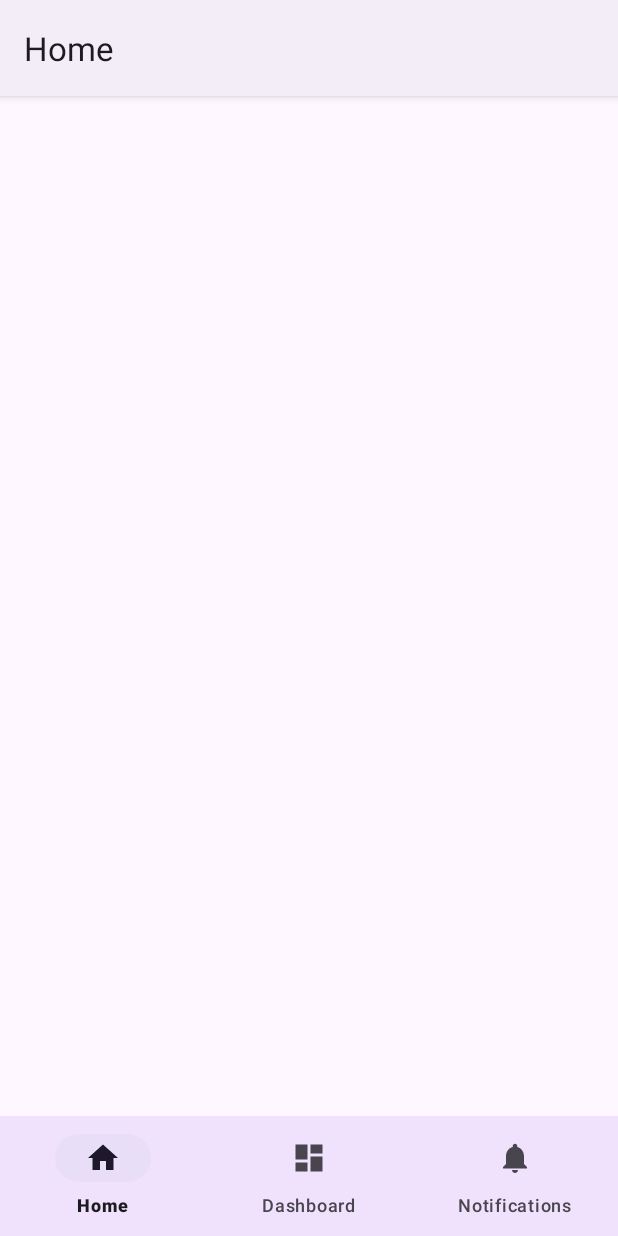
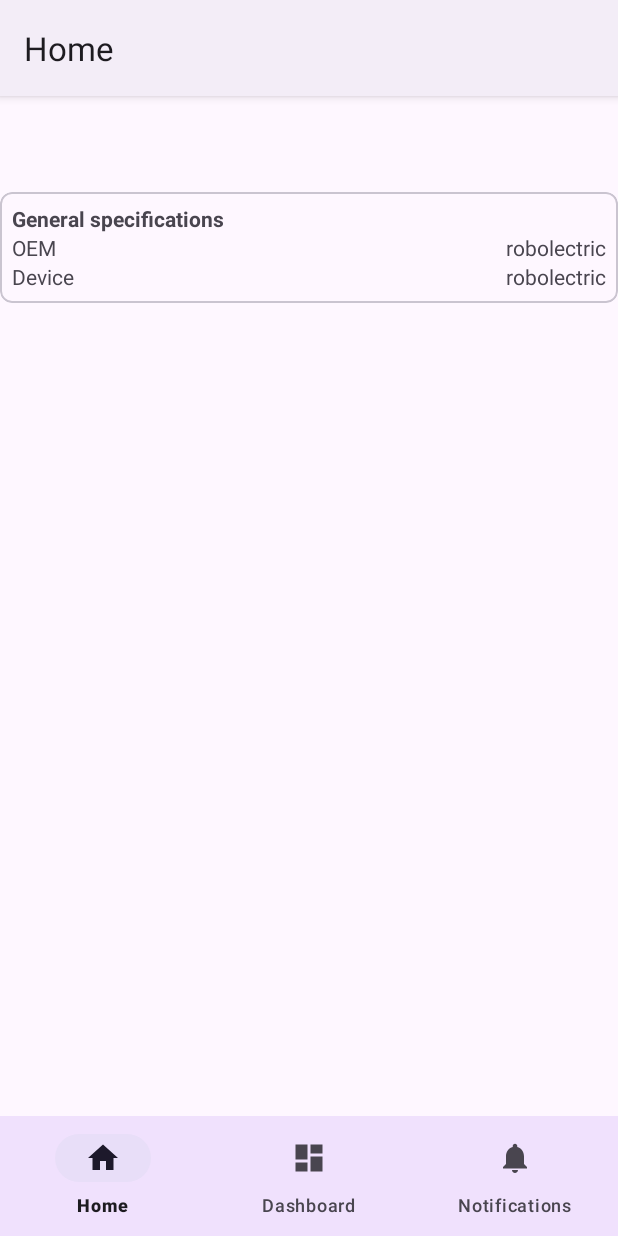
Before and after one commit to errortek/jpb24, an Android app: the screen it shows after launch (MainActivity), on a phone screen of 412 x 824 dp. Run offline under Robolectric (Android 15) with nearby library versions, the phone set to English and light mode, and no system bars; our stand-ins replace navigation-ui.

Commit message:
Add specification cards

```diff
--- a/app/src/main/java/com/jpb/android/jpb24/ui/home/HomeFragment.kt
+++ b/app/src/main/java/com/jpb/android/jpb24/ui/home/HomeFragment.kt
@@ -1,5 +1,6 @@
 package com.jpb.android.jpb24.ui.home
 
+import android.os.Build
 import android.os.Bundle
 import android.view.LayoutInflater
 import android.view.View
@@ -27,6 +28,10 @@ class HomeFragment : Fragment() {
 
         _binding = FragmentHomeBinding.inflate(inflater, container, false)
         val root: View = binding.root
+        val oemtext: TextView = binding.textView2
+        oemtext.text = Build.MANUFACTURER
+        val devicetext: TextView = binding.textView4
+        devicetext.text = Build.MODEL
         return root
     }
 
--- a/app/src/main/res/layout/fragment_home.xml
+++ b/app/src/main/res/layout/fragment_home.xml
@@ -1,8 +1,91 @@
 <?xml version="1.0" encoding="utf-8"?>
-<androidx.constraintlayout.widget.ConstraintLayout xmlns:android="http://schemas.android.com/apk/res/android"
+<LinearLayout xmlns:android="http://schemas.android.com/apk/res/android"
     xmlns:app="http://schemas.android.com/apk/res-auto"
     xmlns:tools="http://schemas.android.com/tools"
     android:layout_width="match_parent"
     android:layout_height="match_parent"
+    android:orientation="vertical"
     tools:context=".ui.home.HomeFragment">
-</androidx.constraintlayout.widget.ConstraintLayout>
+
+    <View
+        android:id="@+id/view"
+        android:layout_width="wrap_content"
+        android:layout_height="?attr/actionBarSize" />
+
+    <ScrollView
+        android:layout_width="match_parent"
+        android:layout_height="match_parent">
+
+        <LinearLayout
+            android:layout_width="match_parent"
+            android:layout_height="wrap_content">
+
+            <com.google.android.material.card.MaterialCardView
+                android:layout_width="match_parent"
+                android:layout_height="wrap_content"
+                app:cardCornerRadius="8dp"
+                app:contentPadding="8dp">
+
+                <LinearLayout
+                    android:layout_width="match_parent"
+                    android:layout_height="match_parent"
+                    android:orientation="vertical">
+
+                    <TextView
+                        android:layout_width="match_parent"
+                        android:layout_height="wrap_content"
+                        android:fontFamily="sans-serif"
+                        android:text="General specifications"
+                        android:textStyle="bold"></TextView>
+
+                    <LinearLayout
+                        android:layout_width="match_parent"
+                        android:layout_height="match_parent"
+                        android:orientation="horizontal">
+
+                        <TextView
+                            android:id="@+id/textView"
+                            android:layout_width="wrap_content"
+                            android:layout_height="wrap_content"
+                            android:text="OEM" />
+
+                        <View
+                            android:layout_width="0dp"
+                            android:layout_height="1dp"
+                            android:layout_weight="1" />
+
+                        <TextView
+                            android:id="@+id/textView2"
+                            android:layout_width="wrap_content"
+                            android:layout_height="wrap_content"
+                            android:text="TextView" />
+                    </LinearLayout>
+
+                    <LinearLayout
+                        android:layout_width="match_parent"
+                        android:layout_height="match_parent"
+                        android:orientation="horizontal">
+
+                        <TextView
+                            android:id="@+id/textView3"
+                            android:layout_width="wrap_content"
+                            android:layout_height="wrap_content"
+                            android:text="Device" />
+
+                        <View
+                            android:layout_width="0dp"
+                            android:layout_height="1dp"
+                            android:layout_weight="1" />
+
+                        <TextView
+                            android:id="@+id/textView4"
+                            android:layout_width="wrap_content"
+                            android:layout_height="wrap_content"
+                            android:text="TextView" />
+                    </LinearLayout>
+                </LinearLayout>
+
+            </com.google.android.material.card.MaterialCardView>
+        </LinearLayout>
+    </ScrollView>
+</LinearLayout>
```
